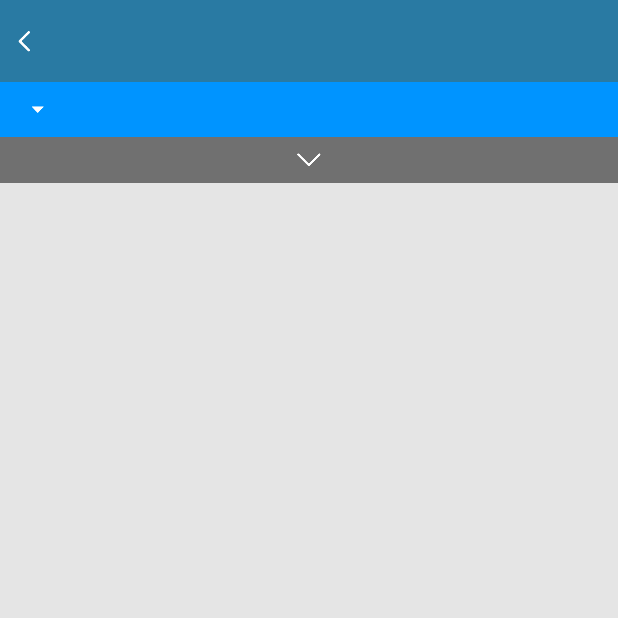
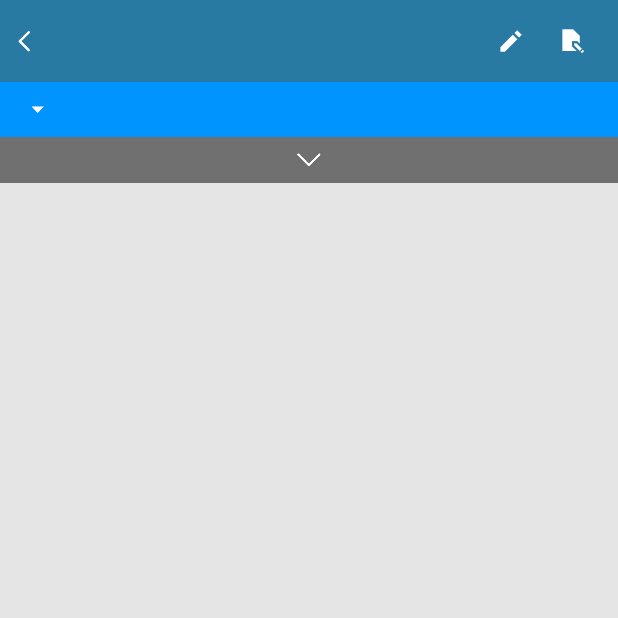
Before and after one commit to gimangi/Sheet-Note, an Android app built with Jetpack Compose: the MemoDetailActivity screen opened directly, with no data from a screen before it, on a phone screen of 412 x 824 dp, the top half of it. Run offline under Robolectric (Android 15) with nearby library versions, the light colour scheme and no system bars; our stand-ins replace data binding; 1 statement that could not run was skipped.

Commit message:
#43 [UI] memo edit buttons

```diff
--- /dev/null
+++ b/app/src/main/res/drawable/ic_edit.xml
@@ -0,0 +1,11 @@
+<vector xmlns:android="http://schemas.android.com/apk/res/android"
+    android:width="18dp"
+    android:height="18dp"
+    android:viewportWidth="24"
+    android:viewportHeight="24">
+  <path
+      android:pathData="M18,2L15.5859,4.4141L19.5859,8.4141L22,6ZM14.0742,5.9219L3,17L3,21L7,21L18.0781,9.9258ZM14.0742,5.9219"
+      android:fillColor="#FFFFFF"
+      android:fillType="nonZero"
+      android:strokeColor="#00000000"/>
+</vector>
--- a/app/src/main/res/layout/activity_memo_detail.xml
+++ b/app/src/main/res/layout/activity_memo_detail.xml
@@ -49,6 +49,28 @@
                 app:layout_constraintStart_toEndOf="@+id/ib_toolbar_back"
                 app:layout_constraintTop_toTopOf="parent"
                 tools:text="메모 이름" />
+
+            <ImageButton
+                android:id="@+id/ib_edit_memo_define"
+                android:layout_width="24dp"
+                android:layout_height="24dp"
+                app:layout_constraintTop_toTopOf="parent"
+                app:layout_constraintBottom_toBottomOf="parent"
+                app:layout_constraintEnd_toEndOf="parent"
+                android:layout_marginEnd="18dp"
+                android:src="@drawable/ic_edit_file"
+                android:background="@android:color/transparent" />
+
+            <ImageButton
+                android:id="@+id/ib_edit_memo_list"
+                android:layout_width="24dp"
+                android:layout_height="24dp"
+                app:layout_constraintTop_toTopOf="parent"
+                app:layout_constraintBottom_toBottomOf="parent"
+                app:layout_constraintEnd_toStartOf="@id/ib_edit_memo_define"
+                android:background="@android:color/transparent"
+                android:layout_marginEnd="18dp"
+                android:src="@drawable/ic_edit" />
 
         </androidx.constraintlayout.widget.ConstraintLayout>
 
```
Also changed, not shown: app/src/main/res/drawable-hdpi/ic_edit_file.png (added), app/src/main/res/drawable-mdpi/ic_edit_file.png (added), app/src/main/res/drawable-xhdpi/ic_edit_file.png (added), app/src/main/res/drawable-xxhdpi/ic_edit_file.png (added), app/src/main/res/drawable-xxxhdpi/ic_edit_file.png (added), 11 other files.
